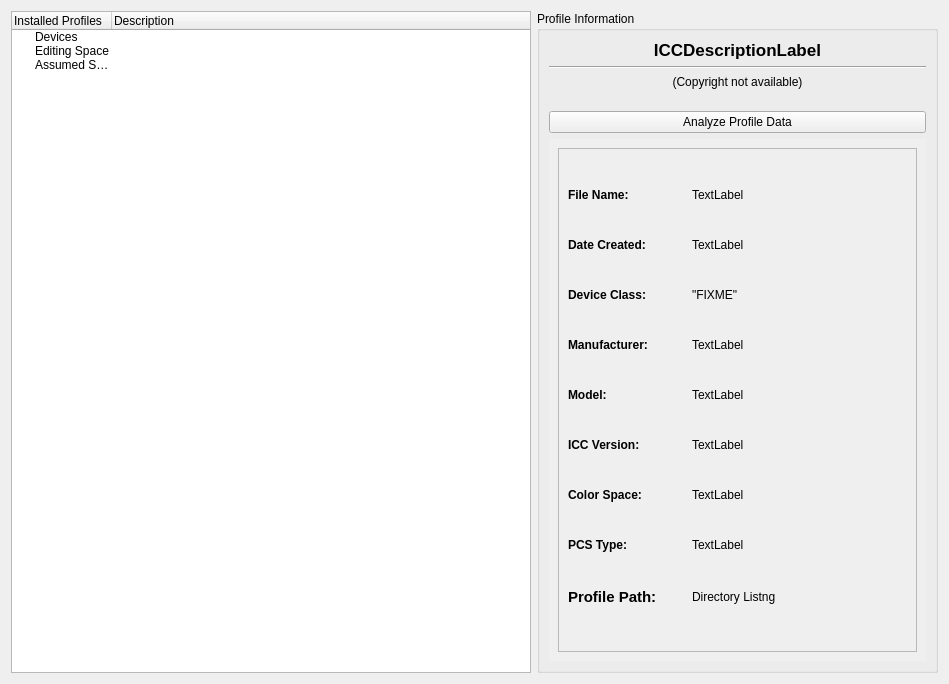
Before: the Qt Designer form src/modules/information/sy_info.ui in oyranos-cms/Synnefo, drawn with Qt 5.
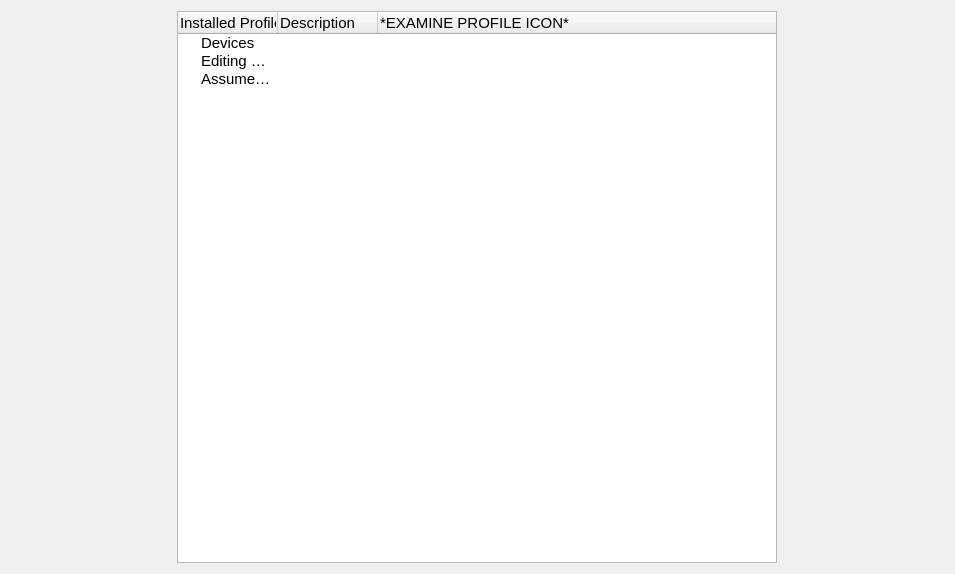
After: the same form once the commit is applied.

Commit message: begun streamlining of "Devices" and "Info" UIs

```diff
--- a/src/modules/information/sy_info.ui
+++ b/src/modules/information/sy_info.ui
@@ -6,11 +6,11 @@
    <rect>
     <x>0</x>
     <y>0</y>
-    <width>949</width>
-    <height>684</height>
+    <width>955</width>
+    <height>574</height>
    </rect>
   </property>
-  <layout class="QGridLayout" name="gridLayout_4">
+  <layout class="QGridLayout" name="gridLayout">
    <item row="0" column="0">
     <widget class="QTreeWidget" name="installedProfilesTree">
      <property name="sizePolicy">
@@ -31,6 +31,16 @@
        <height>16777215</height>
       </size>
      </property>
+     <property name="font">
+      <font>
+       <pointsize>11</pointsize>
+       <weight>50</weight>
+       <bold>false</bold>
+      </font>
+     </property>
+     <property name="autoScroll">
+      <bool>true</bool>
+     </property>
      <property name="alternatingRowColors">
       <bool>false</bool>
      </property>
@@ -43,6 +53,9 @@
      <property name="allColumnsShowFocus">
       <bool>false</bool>
      </property>
+     <property name="columnCount">
+      <number>3</number>
+     </property>
      <column>
       <property name="text">
        <string>Installed Profiles</string>
@@ -53,6 +66,11 @@
        <string>Description</string>
       </property>
      </column>
+     <column>
+      <property name="text">
+       <string>*EXAMINE PROFILE ICON*</string>
+      </property>
+     </column>
      <item>
       <property name="text">
        <string>Devices</string>
@@ -79,656 +97,6 @@
      </item>
     </widget>
    </item>
-   <item row="0" column="1">
-    <widget class="QGroupBox" name="profileInfoGroupBox">
-     <property name="sizePolicy">
-      <sizepolicy hsizetype="Ignored" vsizetype="Preferred">
-       <horstretch>0</horstretch>
-       <verstretch>0</verstretch>
-      </sizepolicy>
-     </property>
-     <property name="minimumSize">
-      <size>
-       <width>100</width>
-       <height>0</height>
-      </size>
-     </property>
-     <property name="title">
-      <string>Profile Information</string>
-     </property>
-     <layout class="QGridLayout" name="gridLayout_3">
-      <item row="0" column="0">
-       <widget class="QLabel" name="descriptionTagLabel">
-        <property name="sizePolicy">
-         <sizepolicy hsizetype="Preferred" vsizetype="Fixed">
-          <horstretch>0</horstretch>
-          <verstretch>0</verstretch>
-         </sizepolicy>
-        </property>
-        <property name="font">
-         <font>
-          <pointsize>13</pointsize>
-          <weight>75</weight>
-          <bold>true</bold>
-         </font>
-        </property>
-        <property name="text">
-         <string>ICCDescriptionLabel</string>
-        </property>
-        <property name="alignment">
-         <set>Qt::AlignCenter</set>
-        </property>
-        <property name="wordWrap">
-         <bool>true</bool>
-        </property>
-       </widget>
-      </item>
-      <item row="1" column="0">
-       <widget class="Line" name="line_2">
-        <property name="orientation">
-         <enum>Qt::Horizontal</enum>
-        </property>
-       </widget>
-      </item>
-      <item row="2" column="0">
-       <widget class="QLabel" name="copyrightTagLabel">
-        <property name="sizePolicy">
-         <sizepolicy hsizetype="Preferred" vsizetype="Fixed">
-          <horstretch>0</horstretch>
-          <verstretch>0</verstretch>
-         </sizepolicy>
-        </property>
-        <property name="frameShadow">
-         <enum>QFrame::Plain</enum>
-        </property>
-        <property name="lineWidth">
-         <number>1</number>
-        </property>
-        <property name="text">
-         <string>(Copyright not available)</string>
-        </property>
-        <property name="scaledContents">
-         <bool>true</bool>
-        </property>
-        <property name="alignment">
-         <set>Qt::AlignCenter</set>
-        </property>
-        <property name="wordWrap">
-         <bool>true</bool>
-        </property>
-        <property name="margin">
-         <number>0</number>
-        </property>
-       </widget>
-      </item>
-      <item row="3" column="0">
-       <spacer name="verticalSpacer">
-        <property name="orientation">
-         <enum>Qt::Vertical</enum>
-        </property>
-        <property name="sizeType">
-         <enum>QSizePolicy::Fixed</enum>
-        </property>
-        <property name="sizeHint" stdset="0">
-         <size>
-          <width>358</width>
-          <height>16</height>
-         </size>
-        </property>
-       </spacer>
-      </item>
-      <item row="4" column="0">
-       <widget class="QPushButton" name="launchICCExaminButton">
-        <property name="sizePolicy">
-         <sizepolicy hsizetype="Preferred" vsizetype="Fixed">
-          <horstretch>0</horstretch>
-          <verstretch>0</verstretch>
-         </sizepolicy>
-        </property>
-        <property name="minimumSize">
-         <size>
-          <width>241</width>
-          <height>0</height>
-         </size>
-        </property>
-        <property name="text">
-         <string>Analyze Profile Data</string>
-        </property>
-       </widget>
-      </item>
-      <item row="5" column="0">
-       <widget class="QScrollArea" name="scrollArea">
-        <property name="sizePolicy">
-         <sizepolicy hsizetype="Preferred" vsizetype="Preferred">
-          <horstretch>0</horstretch>
-          <verstretch>0</verstretch>
-         </sizepolicy>
-        </property>
-        <property name="frameShape">
-         <enum>QFrame::NoFrame</enum>
-        </property>
-        <property name="verticalScrollBarPolicy">
-         <enum>Qt::ScrollBarAlwaysOff</enum>
-        </property>
-        <property name="widgetResizable">
-         <bool>true</bool>
-        </property>
-        <widget class="QWidget" name="scrollAreaWidgetContents">
-         <property name="geometry">
-          <rect>
-           <x>0</x>
-           <y>0</y>
-           <width>383</width>
-           <height>507</height>
-          </rect>
-         </property>
-         <layout class="QGridLayout" name="gridLayout_2">
-          <item row="0" column="0">
-           <widget class="QFrame" name="frame">
-            <property name="sizePolicy">
-             <sizepolicy hsizetype="MinimumExpanding" vsizetype="MinimumExpanding">
-              <horstretch>99</horstretch>
-              <verstretch>99</verstretch>
-             </sizepolicy>
-            </property>
-            <property name="minimumSize">
-             <size>
-              <width>300</width>
-              <height>300</height>
-             </size>
-            </property>
-            <property name="frameShape">
-             <enum>QFrame::StyledPanel</enum>
-            </property>
-            <property name="frameShadow">
-             <enum>QFrame::Raised</enum>
-            </property>
-            <layout class="QGridLayout" name="gridLayout">
-             <item row="0" column="0">
-              <widget class="QLabel" name="filenameLabel">
-               <property name="sizePolicy">
-                <sizepolicy hsizetype="Fixed" vsizetype="Maximum">
-                 <horstretch>0</horstretch>
-                 <verstretch>0</verstretch>
-                </sizepolicy>
-               </property>
-               <property name="minimumSize">
-                <size>
-                 <width>88</width>
-                 <height>0</height>
-                </size>
-               </property>
-               <property name="maximumSize">
-                <size>
-                 <width>88</width>
-                 <height>16777215</height>
-                </size>
-               </property>
-               <property name="font">
-                <font>
-                 <weight>75</weight>
-                 <italic>false</italic>
-                 <bold>true</bold>
-                </font>
-               </property>
-               <property name="text">
-                <string>File Name:</string>
-               </property>
-               <property name="indent">
-                <number>-5</number>
-               </property>
-              </widget>
-             </item>
-             <item row="0" column="1">
-              <widget class="QLabel" name="filenameTagLabel">
-               <property name="sizePolicy">
-                <sizepolicy hsizetype="Ignored" vsizetype="Maximum">
-                 <horstretch>0</horstretch>
-                 <verstretch>0</verstretch>
-                </sizepolicy>
-               </property>
-               <property name="minimumSize">
-                <size>
-                 <width>100</width>
-                 <height>0</height>
-                </size>
-               </property>
-               <property name="font">
-                <font>
-                 <italic>false</italic>
-                </font>
-               </property>
-               <property name="frameShape">
-                <enum>QFrame::NoFrame</enum>
-               </property>
-               <property name="lineWidth">
-                <number>1</number>
-               </property>
-               <property name="text">
-                <string>TextLabel</string>
-               </property>
-               <property name="textFormat">
-                <enum>Qt::AutoText</enum>
-               </property>
-               <property name="scaledContents">
-                <bool>false</bool>
-               </property>
-               <property name="alignment">
-                <set>Qt::AlignJustify|Qt::AlignVCenter</set>
-               </property>
-               <property name="wordWrap">
-                <bool>true</bool>
-               </property>
-               <property name="margin">
-                <number>0</number>
-               </property>
-               <property name="indent">
-                <number>-1</number>
-               </property>
-              </widget>
-             </item>
-             <item row="1" column="0">
-              <widget class="QLabel" name="dateTextLabel">
-               <property name="sizePolicy">
-                <sizepolicy hsizetype="Fixed" vsizetype="Maximum">
-                 <horstretch>0</horstretch>
-                 <verstretch>0</verstretch>
-                </sizepolicy>
-               </property>
-               <property name="minimumSize">
-                <size>
-                 <width>116</width>
-                 <height>0</height>
-                </size>
-               </property>
-               <property name="font">
-                <font>
-                 <weight>75</weight>
-                 <italic>false</italic>
-                 <bold>true</bold>
-                 <underline>false</underline>
-                </font>
-               </property>
-               <property name="text">
-                <string>Date Created:</string>
-               </property>
-              </widget>
-             </item>
-             <item row="1" column="1">
-              <widget class="QLabel" name="dateTagLabel">
-               <property name="sizePolicy">
-                <sizepolicy hsizetype="Ignored" vsizetype="Maximum">
-                 <horstretch>0</horstretch>
-                 <verstretch>0</verstretch>
-                </sizepolicy>
-               </property>
-               <property name="minimumSize">
-                <size>
-                 <width>100</width>
-                 <height>0</height>
-                </size>
-               </property>
-               <property name="text">
-                <string>TextLabel</string>
-               </property>
-              </widget>
-             </item>
-             <item row="2" column="0">
-              <widget class="QLabel" name="dcTextLabel">
-               <property name="sizePolicy">
-                <sizepolicy hsizetype="Fixed" vsizetype="Maximum">
-                 <horstretch>0</horstretch>
-                 <verstretch>0</verstretch>
-                </sizepolicy>
-               </property>
-               <property name="minimumSize">
-                <size>
-                 <width>113</width>
-                 <height>0</height>
-                </size>
-               </property>
-               <property name="font">
-                <font>
-                 <weight>75</weight>
-                 <bold>true</bold>
-                </font>
-               </property>
-               <property name="text">
-                <string>Device Class:</string>
-               </property>
-              </widget>
-             </item>
-             <item row="2" column="1">
-              <widget class="QLabel" name="deviceClassTagLabel">
-               <property name="sizePolicy">
-                <sizepolicy hsizetype="Ignored" vsizetype="Maximum">
-                 <horstretch>0</horstretch>
-                 <verstretch>0</verstretch>
-                </sizepolicy>
-               </property>
-               <property name="minimumSize">
-                <size>
-                 <width>100</width>
-                 <height>0</height>
-                </size>
-               </property>
-               <property name="text">
-                <string>&quot;FIXME&quot;</string>
-               </property>
-              </widget>
-             </item>
-             <item row="3" column="0">
-              <widget class="QLabel" name="manufacturerLabel">
-               <property name="sizePolicy">
-                <sizepolicy hsizetype="Fixed" vsizetype="Maximum">
-                 <horstretch>0</horstretch>
-                 <verstretch>0</verstretch>
-                </sizepolicy>
-               </property>
-               <property name="minimumSize">
-                <size>
-                 <width>118</width>
-                 <height>0</height>
-                </size>
-               </property>
-               <property name="font">
-                <font>
-                 <weight>75</weight>
-                 <bold>true</bold>
-                </font>
-               </property>
-               <property name="text">
-                <string>Manufacturer:</string>
-               </property>
-              </widget>
-             </item>
-             <item row="3" column="1">
-              <widget class="QLabel" name="mfgTagLabel">
-               <property name="sizePolicy">
-                <sizepolicy hsizetype="Ignored" vsizetype="Maximum">
-                 <horstretch>0</horstretch>
-                 <verstretch>0</verstretch>
-                </sizepolicy>
-               </property>
-               <property name="minimumSize">
-                <size>
-                 <width>100</width>
-                 <height>0</height>
-                </size>
-               </property>
-               <property name="text">
-                <string>TextLabel</string>
-               </property>
-               <property name="alignment">
-                <set>Qt::AlignJustify|Qt::AlignVCenter</set>
-               </property>
-              </widget>
-             </item>
-             <item row="4" column="0">
-              <widget class="QLabel" name="modelTexLabel">
-               <property name="sizePolicy">
-                <sizepolicy hsizetype="Fixed" vsizetype="Maximum">
-                 <horstretch>0</horstretch>
-                 <verstretch>0</verstretch>
-                </sizepolicy>
-               </property>
-               <property name="minimumSize">
-                <size>
-                 <width>55</width>
-                 <height>0</height>
-                </size>
-               </property>
-               <property name="font">
-                <font>
-                 <weight>75</weight>
-                 <bold>true</bold>
-                </font>
-               </property>
-               <property name="text">
-                <string>Model:</string>
-               </property>
-              </widget>
-             </item>
-             <item row="4" column="1">
-              <widget class="QLabel" name="modelTagLabel">
-               <property name="sizePolicy">
-                <sizepolicy hsizetype="Ignored" vsizetype="Maximum">
-                 <horstretch>0</horstretch>
-                 <verstretch>0</verstretch>
-                </sizepolicy>
-               </property>
-               <property name="minimumSize">
-                <size>
-                 <width>100</width>
-                 <height>0</height>
-                </size>
-               </property>
-               <property name="text">
-                <string>TextLabel</string>
-               </property>
-               <property name="alignment">
-                <set>Qt::AlignJustify|Qt::AlignVCenter</set>
-               </property>
-              </widget>
-             </item>
-             <item row="5" column="0">
-              <widget class="QLabel" name="iccVersionLabel">
-               <property name="sizePolicy">
-                <sizepolicy hsizetype="Fixed" vsizetype="Maximum">
-                 <horstretch>0</horstretch>
-                 <verstretch>0</verstretch>
-                </sizepolicy>
-               </property>
-               <property name="minimumSize">
-                <size>
-                 <width>101</width>
-                 <height>0</height>
-                </size>
-               </property>
-               <property name="font">
-                <font>
-                 <weight>75</weight>
-                 <bold>true</bold>
-                </font>
-               </property>
-               <property name="text">
-                <string>ICC Version:</string>
-               </property>
-              </widget>
-             </item>
-             <item row="5" column="1">
-              <widget class="QLabel" name="iccVerTagLabel">
-               <property name="sizePolicy">
-                <sizepolicy hsizetype="Ignored" vsizetype="Maximum">
-                 <horstretch>0</horstretch>
-                 <verstretch>0</verstretch>
-                </sizepolicy>
-               </property>
-               <property name="minimumSize">
-                <size>
-                 <width>100</width>
-                 <height>0</height>
-                </size>
-               </property>
-               <property name="text">
-                <string>TextLabel</string>
-               </property>
-              </widget>
-             </item>
-             <item row="6" column="0">
-              <widget class="QLabel" name="colorspaceLabel">
-               <property name="sizePolicy">
-                <sizepolicy hsizetype="Fixed" vsizetype="Maximum">
-                 <horstretch>0</horstretch>
-                 <verstretch>0</verstretch>
-                </sizepolicy>
-               </property>
-               <property name="minimumSize">
-                <size>
-                 <width>104</width>
-                 <height>0</height>
-                </size>
-               </property>
-               <property name="font">
-                <font>
-                 <weight>75</weight>
-                 <bold>true</bold>
-                </font>
-               </property>
-               <property name="text">
-                <string>Color Space:</string>
-               </property>
-              </widget>
-             </item>
-             <item row="6" column="1">
-              <widget class="QLabel" name="colorspaceTagLabel">
-               <property name="sizePolicy">
-                <sizepolicy hsizetype="Ignored" vsizetype="Maximum">
-                 <horstretch>0</horstretch>
-                 <verstretch>0</verstretch>
-                </sizepolicy>
-               </property>
-               <property name="minimumSize">
-                <size>
-                 <width>100</width>
-                 <height>0</height>
-                </size>
-               </property>
-               <property name="text">
-                <string>TextLabel</string>
-               </property>
-              </widget>
-             </item>
-             <item row="7" column="0">
-              <widget class="QLabel" name="pcsTypeLabel">
-               <property name="sizePolicy">
-                <sizepolicy hsizetype="Fixed" vsizetype="Maximum">
-                 <horstretch>0</horstretch>
-                 <verstretch>0</verstretch>
-                </sizepolicy>
-               </property>
-               <property name="minimumSize">
-                <size>
-                 <width>84</width>
-                 <height>0</height>
-                </size>
-               </property>
-               <property name="font">
-                <font>
-                 <weight>75</weight>
-                 <bold>true</bold>
-                </font>
-               </property>
-               <property name="text">
-                <string>PCS Type:</string>
-               </property>
-              </widget>
-             </item>
-             <item row="7" column="1">
-              <widget class="QLabel" name="pcsTagLabel">
-               <property name="sizePolicy">
-                <sizepolicy hsizetype="Ignored" vsizetype="Maximum">
-                 <horstretch>0</horstretch>
-                 <verstretch>0</verstretch>
-                </sizepolicy>
-               </property>
-               <property name="minimumSize">
-                <size>
-                 <width>100</width>
-                 <height>0</height>
-                </size>
-               </property>
-               <property name="text">
-                <string>TextLabel</string>
-               </property>
-              </widget>
-             </item>
-             <item row="8" column="0">
-              <widget class="QLabel" name="profilePathLabel">
-               <property name="sizePolicy">
-                <sizepolicy hsizetype="Fixed" vsizetype="Maximum">
-                 <horstretch>0</horstretch>
-                 <verstretch>0</verstretch>
-                </sizepolicy>
-               </property>
-               <property name="minimumSize">
-                <size>
-                 <width>102</width>
-                 <height>0</height>
-                </size>
-               </property>
-               <property name="font">
-                <font>
-                 <weight>75</weight>
-                 <bold>true</bold>
-                </font>
-               </property>
-               <property name="text">
-                <string>&lt;!DOCTYPE HTML PUBLIC &quot;-//W3C//DTD HTML 4.0//EN&quot; &quot;http://www.w3.org/TR/REC-html40/strict.dtd&quot;&gt;
-&lt;html&gt;&lt;head&gt;&lt;meta name=&quot;qrichtext&quot; content=&quot;1&quot; /&gt;&lt;style type=&quot;text/css&quot;&gt;
-p, li { white-space: pre-wrap; }
-&lt;/style&gt;&lt;/head&gt;&lt;body style=&quot; font-family:'DejaVu Sans'; font-size:11pt; font-weight:600; font-style:normal;&quot;&gt;
-&lt;p style=&quot; margin-top:0px; margin-bottom:0px; margin-left:0px; margin-right:0px; -qt-block-indent:0; text-indent:0px;&quot;&gt;Profile Path:&lt;/p&gt;&lt;/body&gt;&lt;/html&gt;</string>
-               </property>
-              </widget>
-             </item>
-             <item row="8" column="1">
-              <widget class="QLabel" name="directoryListingTag">
-               <property name="sizePolicy">
-                <sizepolicy hsizetype="Ignored" vsizetype="Maximum">
-                 <horstretch>0</horstretch>
-                 <verstretch>0</verstretch>
-                </sizepolicy>
-               </property>
-               <property name="minimumSize">
-                <size>
-                 <width>100</width>
-                 <height>0</height>
-                </size>
-               </property>
-               <property name="maximumSize">
-                <size>
-                 <width>16777215</width>
-                 <height>16777215</height>
-                </size>
-               </property>
-               <property name="font">
-                <font>
-                 <weight>50</weight>
-                 <italic>false</italic>
-                 <bold>false</bold>
-                </font>
-               </property>
-               <property name="text">
-                <string>Directory Listng</string>
-               </property>
-               <property name="textFormat">
-                <enum>Qt::LogText</enum>
-               </property>
-               <property name="scaledContents">
-                <bool>true</bool>
-               </property>
-               <property name="alignment">
-                <set>Qt::AlignJustify|Qt::AlignVCenter</set>
-               </property>
-               <property name="wordWrap">
-                <bool>true</bool>
-               </property>
-               <property name="textInteractionFlags">
-                <set>Qt::LinksAccessibleByMouse|Qt::TextSelectableByMouse</set>
-               </property>
-              </widget>
-             </item>
-            </layout>
-           </widget>
-          </item>
-         </layout>
-        </widget>
-       </widget>
-      </item>
-     </layout>
-    </widget>
-   </item>
   </layout>
  </widget>
  <resources/>
```
The commit also changes 7 other files.
